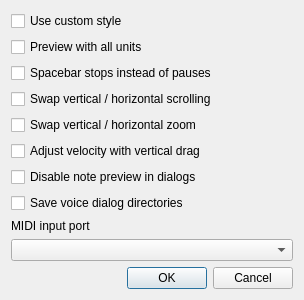
Before: the Qt Designer form src/editor/SettingsDialog.ui in yuxshao/ptcollab, drawn with Qt 5.
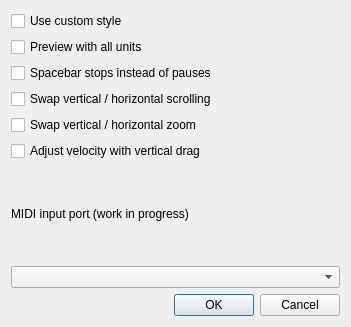
After: the same form once the commit is applied.

Commit message: don't save dialog dir except at start

```diff
--- a/src/editor/SettingsDialog.ui
+++ b/src/editor/SettingsDialog.ui
@@ -6,8 +6,8 @@
    <rect>
     <x>0</x>
     <y>0</y>
-    <width>304</width>
-    <height>270</height>
+    <width>351</width>
+    <height>327</height>
    </rect>
   </property>
   <property name="windowTitle">
@@ -56,24 +56,10 @@
      </property>
     </widget>
    </item>
-   <item>
-    <widget class="QCheckBox" name="disableNotePreviewCheck">
-     <property name="text">
-      <string>Disable note preview in dialogs</string>
-     </property>
-    </widget>
-   </item>
-   <item>
-    <widget class="QCheckBox" name="changeDialogDirectoryCheck">
-     <property name="text">
-      <string>Save voice dialog directories</string>
-     </property>
-    </widget>
-   </item>
    <item>
     <widget class="QLabel" name="label">
      <property name="text">
-      <string>MIDI input port</string>
+      <string>MIDI input port (work in progress)</string>
      </property>
     </widget>
    </item>
```
The commit also changes 3 other files.
